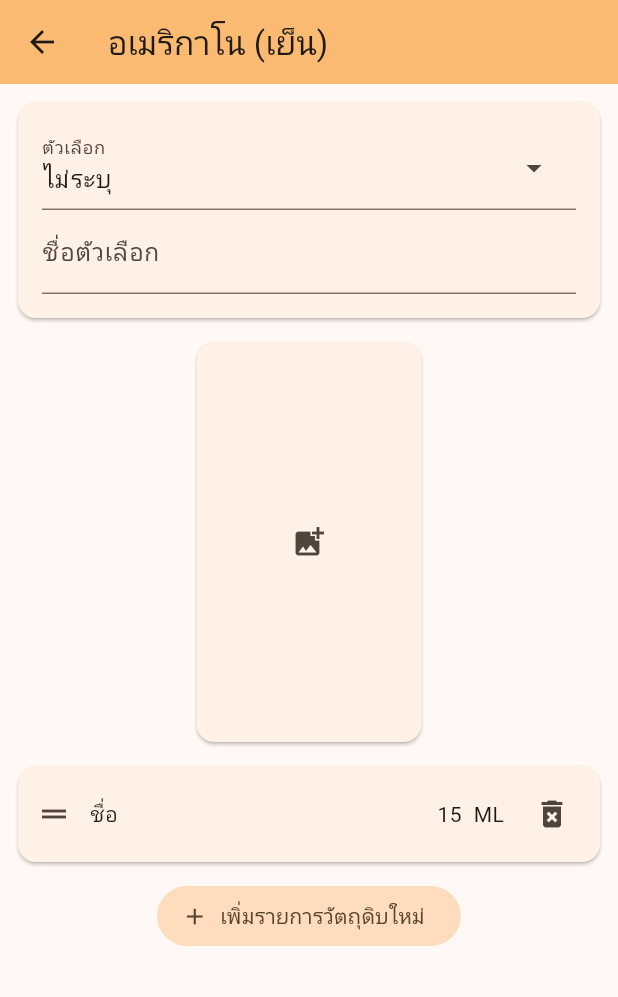
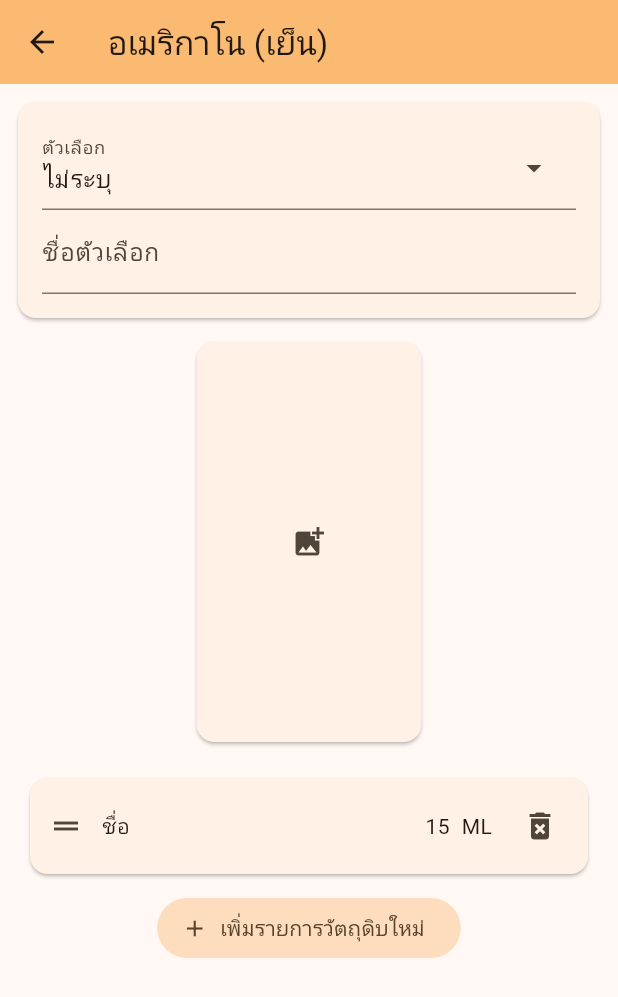
Before and after one commit to chaww/recipes_book, a Flutter app: the EditRecipePage screen opened directly, on a phone screen of 412 x 824 dp. Shown: the top 997 px of the screen. Run offline on Flutter 3.47's test engine with Material 3 defaults, Android fonts, the phone set to English and light mode, and no system bars; our stand-ins replace bloc, equatable, flutter_bloc, rxdart, shared_preferences; accounts and stored records are empty; generated files the repository leaves out were written again.

Commit message:
update edit_recipe

```diff
--- a/lib/views/edit_recipe/widgets/image_section.dart
+++ b/lib/views/edit_recipe/widgets/image_section.dart
@@ -5,12 +5,14 @@ class ImageSection extends StatelessWidget {
 
   @override
   Widget build(BuildContext context) {
+    const imageSize = 200;
+
     return Column(
       children: [
         Card(
           child: SizedBox(
-            height: 200 * 4 / 3,
-            width: 200 * 3 / 4,
+            height: imageSize * 4 / 3,
+            width: imageSize * 3 / 4,
             child: Center(
               child: IconButton(
                 onPressed: () {},
--- a/lib/views/edit_recipe/widgets/ingredients_section.dart
+++ b/lib/views/edit_recipe/widgets/ingredients_section.dart
@@ -6,7 +6,7 @@ class IngreditntsSection extends StatelessWidget {
   @override
   Widget build(BuildContext context) {
     return const Padding(
-      padding: EdgeInsets.all(8),
+      padding: EdgeInsets.all(16),
       child: Column(
         children: [
           IngredientItems(),
```
